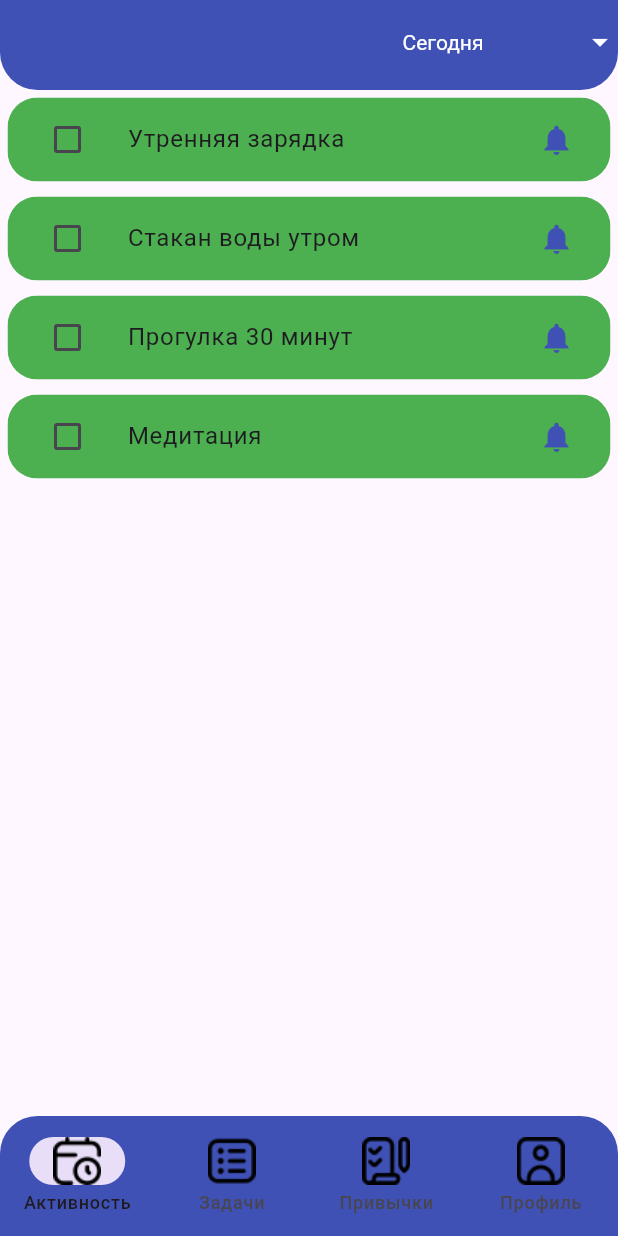
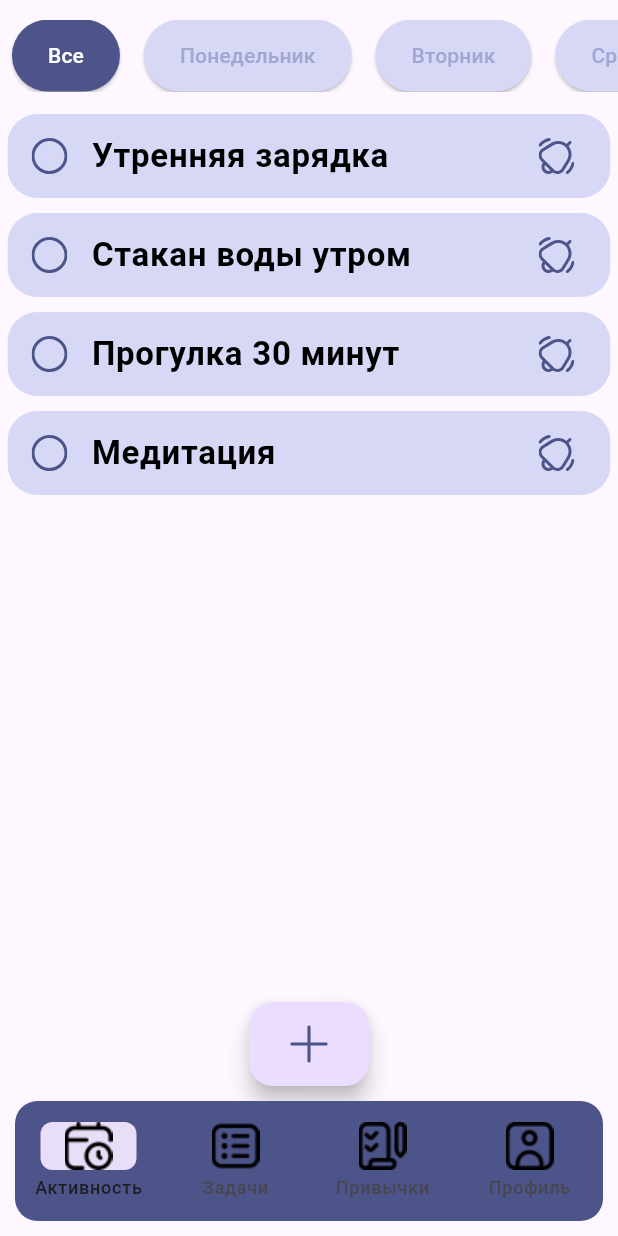
Before and after one commit to m-i-k-o-r/time-ahead-frontend, a Flutter app: the screen it shows after launch, on a phone screen of 412 x 824 dp. Run offline on Flutter 3.47's test engine with Material 3 defaults, Android fonts, the phone set to English and light mode, and no system bars; our stand-ins replace flutter_svg.

Commit message:
tp-41 feature: update appbar and list on habits screen

```diff
--- /dev/null
+++ b/lib/myApp/app_colors.dart
@@ -0,0 +1,9 @@
+import 'package:flutter/material.dart';
+
+class AppColors {
+ static const Color green = Color(0xff81B39A);
+ static const Color orange = Color(0xffDF7A5E);
+ static const Color white = Color(0xffD6D8F5);
+ static const Color blueWhite = Color(0xffA1A7D3);
+ static const Color darkBlue = Color(0xff4C548A);
+}
--- a/lib/myApp/habbits/habits_list.dart
+++ b/lib/myApp/habbits/habits_list.dart
@@ -1,10 +1,12 @@
 import 'package:flutter/material.dart';
-import '../widgetos.dart';
+import 'package:flutter_svg/flutter_svg.dart';
+import '../app_colors.dart';
+import '../widgets.dart';
 
 class Habit {
-  final String name; // Название привычки
-  bool isChecked; // Состояние чекбокса
-  final bool hasNotification; // Имеет ли привычка уведомление
+  final String name;
+  bool isChecked;
+  final bool hasNotification;
 
   Habit({
     required this.name,
@@ -19,9 +21,8 @@ class HabitTrackerScreen extends StatefulWidget {
 }
 
 class _HabitTrackerScreenState extends State<HabitTrackerScreen> {
-  int _selectedIndex = 0; // Начальный индекс для IndexedStack
+  int _selectedIndex = 0;
 
-  // Список привычек
   List<Habit> habits = [
     Habit(name: 'Утренняя зарядка'),
     Habit(name: 'Стакан воды утром'),
@@ -29,66 +30,126 @@ class _HabitTrackerScreenState extends State<HabitTrackerScreen> {
     Habit(name: 'Медитация'),
   ];
 
+  List<Habit> _getSortedHabits() {
+    List<Habit> sortedHabits = List.from(habits);
+    sortedHabits.sort((a, b) {
+      int aValue = a.isChecked ? 1 : 0;
+      int bValue = b.isChecked ? 1 : 0;
+
+      return aValue.compareTo(bValue);
+    });
+    return sortedHabits;
+  }
+
   @override
   Widget build(BuildContext context) {
     return Scaffold(
-      appBar: CustomAppBar(), // Используем CustomAppBar
-      body: IndexedStack(
-        index: _selectedIndex, // Используем _selectedIndex для переключения окон
+      appBar: AppBar(
+        bottom: PreferredSize(
+          preferredSize: Size.fromHeight(5.0),
+          child: DaySlider(),
+        ),
+      ),
+      body: Padding(
+        padding: const EdgeInsets.only(top: 10.0),
+        child: IndexedStack(
+          index: _selectedIndex,
           children: [
-          // Первый экран с привычками
             ListView.builder(
-            itemCount: habits.length,
+              itemCount: _getSortedHabits().length,
               itemBuilder: (context, index) {
-              Habit habit = habits[index];
-              return Padding(
-                padding: EdgeInsets.all(5.0), // Отступы для овальной формы
-                child: ClipRRect(
-                  borderRadius: BorderRadius.circular(20), // Овальные границы
-                  child: Container(
-                    color: Colors.green, // Цвет фона
-                    child: ListTile(
-                      leading: Checkbox(
-                        value: habit.isChecked,
-                        onChanged: (bool? value) {
+                Habit habit = _getSortedHabits()[index];
+
+                bool shouldInsertDivider = (index > 0 && !_getSortedHabits()[index - 1].isChecked && habit.isChecked);
+
+                if (shouldInsertDivider) {
+                  return Column(
+                    children: [
+                      SvgPicture.asset(
+                        'assets/icons/divider.svg', // Ваш SVG файл
+                        height: 20, // Примерный размер
+                      ),
+                      _buildHabitListTile(habit),
+                    ],
+                  );
+                } else {
+                  return _buildHabitListTile(habit);
+                }
+              },
+            ),
+          ],
+        ),
+      ),
+      bottomNavigationBar: Column(
+        mainAxisSize: MainAxisSize.min,
+        children: [
+          SizedBox(
+            width: 80, // Увеличьте ширину, чтобы сделать кнопку шире
+            child: FloatingActionButton(
+              onPressed: () {
+                // Действие при нажатии
+              },
+              child: SvgPicture.asset(
+                'assets/icons/add.svg', // Ваша SVG-иконка
+              ),
+            ),
+          ),
+          SizedBox(height: 10),
+          CustomNavigationBar(
+            selectedIndex: _selectedIndex,
+            onItemTapped: (int index) {
               setState(() {
-                            habit.isChecked = value ?? false; // Обновляет состояние чекбокса
+                _selectedIndex = index;
               });
             },
+          ),
+        ],
+      ),
+
+    );
+  }
+
+  Widget _buildHabitListTile(Habit habit) {
+    return Padding(
+      padding: const EdgeInsets.all(5.0),
+      child: ClipRRect(
+        borderRadius: BorderRadius.circular(20),
+        child: Container(
+          color: AppColors.white,
+          child: ListTile(
+            leading: GestureDetector(
+              onTap: () {
+                setState(() {
+                  habit.isChecked = !habit.isChecked;
+                });
+              },
+              child: SvgPicture.asset(
+                habit.isChecked
+                    ? 'assets/icons/check-circle.svg'
+                    : 'assets/icons/circle.svg',
+                width: 24,
+                height: 24,
+              ),
             ),
             title: Text(
               habit.name,
               style: TextStyle(
-                          decoration: habit.isChecked
-                              ? TextDecoration.lineThrough // Зачеркивание текста при отметке
-                              : TextDecoration.none,
+                fontSize: 22,
+                fontWeight: habit.isChecked ? FontWeight.normal : FontWeight.bold,
+                decoration: habit.isChecked ? TextDecoration.lineThrough : TextDecoration.none,
+                color: habit.isChecked ? AppColors.blueWhite.withOpacity(0.9) : Colors.black,
               ),
             ),
-                      trailing: Icon(
+            trailing: SvgPicture.asset(
               habit.hasNotification
-                            ? Icons.notifications // Значок уведомления
-                            : Icons.notifications_off,
-                        color: Colors.indigo, // Цвет значка
+                  ? 'assets/icons/notification-true.svg'
+                  : 'assets/icons/notification-false.svg',
+              width: 24,
+              height: 24,
             ),
           ),
         ),
       ),
     );
-            },
-          ),
-          Center(child: Text('Второй экран')), // Экран 1
-          Center(child: Text('Третий экран')), // Экран 2
-          Center(child: Text('Четвертый экран')), // Экран 3
-        ],
-      ),
-      bottomNavigationBar: CustomNavigationBar(
-        selectedIndex: _selectedIndex, // Передаем текущий индекс
-        onItemTapped: (int index) {
-          setState(() {
-            _selectedIndex = index; // Обновляет _selectedIndex
-          });
-        },
-      ),
-    );
   }
 }
--- a/lib/myApp/widgetos.dart
+++ /dev/null
@@ -1,95 +0,0 @@
-import 'package:flutter/material.dart';
-
-class CustomAppBar extends StatefulWidget implements PreferredSizeWidget {
-  CustomAppBar();
-
-  @override
-  _CustomAppBarState createState() => _CustomAppBarState();
-
-  @override
-  Size get preferredSize => Size.fromHeight(60); // Размер AppBar
-}
-
-class _CustomAppBarState extends State<CustomAppBar> {
-  // Устанавливаем начальное значение на одно из существующих значений
-  String _selectedDay = 'Сегодня';
-
-  @override
-  Widget build(BuildContext context) {
-    return ClipRRect(
-      borderRadius: BorderRadius.only(
-        bottomLeft: Radius.circular(25),
-        bottomRight: Radius.circular(25),
-      ),
-      child: AppBar(
-        backgroundColor: Colors.indigo,
-        elevation: 0,
-        actions: [
-          DropdownButtonHideUnderline(
-            child: DropdownButton<String>(
-              value: _selectedDay, // Начальное значение
-              icon: Icon(Icons.arrow_drop_down, color: Colors.white),
-              dropdownColor: Colors.indigo,
-              style: TextStyle(color: Colors.white),
-              borderRadius: BorderRadius.circular(10),
-              onChanged: (String? newValue) {
-                setState(() {
-                  _selectedDay = newValue!;
-                });
-              },
-              items: ['Сегодня', 'Вчера', 'Последние 7 дней']
-                  .map((value) => DropdownMenuItem(
-                value: value,
-                child: Text(value),
-              ))
-                  .toList(),
-            ),
-          ),
-        ],
-      ),
-    );
-  }
-}
-
-class CustomNavigationBar extends StatelessWidget {
-  final int selectedIndex; // Передается из родительского виджета
-  final Function(int) onItemTapped; // Функция обратного вызова
-
-  CustomNavigationBar({
-    required this.selectedIndex, // Получаем текущий индекс
-    required this.onItemTapped, // Получаем функцию обратного вызова
-  });
-
-  @override
-  Widget build(BuildContext context) {
-    return ClipRRect(
-      borderRadius: BorderRadius.only(
-        topLeft: Radius.circular(25), // Скругление верхнего левого угла
-        topRight: Radius.circular(25), // Скругление верхнего правого угла
-      ),
-      child: NavigationBar(
-        backgroundColor: Colors.indigo,
-        selectedIndex: selectedIndex, // Используем для выделения активного элемента
-        onDestinationSelected: onItemTapped, // Привязка к функции обратного вызова
-        destinations: [
-          NavigationDestination(
-            label: 'Активность',
-            icon: Image.asset('assets/icons/activity.png'), // Пример иконки
-          ),
-          NavigationDestination(
-            label: 'Задачи',
-            icon: Image.asset('assets/icons/to-do.png'), // Пример иконки
-          ),
-          NavigationDestination(
-            label: 'Привычки',
-            icon: Image.asset('assets/icons/habit.png'),
-          ),
-          NavigationDestination(
-            label: 'Профиль',
-            icon: Image.asset('assets/icons/profile.png'),
-          )
-        ],
-      ),
-    );
-  }
-}
--- /dev/null
+++ b/lib/myApp/widgets.dart
@@ -0,0 +1,197 @@
+import 'package:first_flutter_app/myApp/app_colors.dart';
+import 'package:flutter/material.dart';
+import 'package:flutter_svg/flutter_svg.dart';
+
+class CustomAppBar extends StatefulWidget implements PreferredSizeWidget {
+  CustomAppBar();
+
+  @override
+  _CustomAppBarState createState() => _CustomAppBarState();
+
+  @override
+  Size get preferredSize => Size.fromHeight(50); // Размер AppBar
+}
+
+class _CustomAppBarState extends State<CustomAppBar> {
+  // Устанавливаем начальное значение на одно из существующих значений
+  String _selectedDay = 'Сегодня';
+
+  @override
+  Widget build(BuildContext context) {
+    return Padding(
+      padding: const EdgeInsets.all(10.0),
+      child: ClipRRect(
+        borderRadius: BorderRadius.all(Radius.circular(15)),
+        child: AppBar(
+          backgroundColor: AppColors.blueWhite,
+          elevation: 0,
+          actions: [
+            DropdownButtonHideUnderline(
+              child: Center(
+                child: DropdownButton<String>(
+                  value: _selectedDay, // Начальное значение
+                  icon: Icon(Icons.arrow_drop_down, color: Colors.white),
+                  dropdownColor: Colors.indigo,
+                  style: TextStyle(color: Colors.white),
+                  borderRadius: BorderRadius.circular(10),
+                  onChanged: (String? newValue) {
+                    setState(() {
+                      _selectedDay = newValue!;
+                    });
+                  },
+                  items: ['Сегодня', 'Вчера', 'Последние 7 дней']
+                      .map((value) => DropdownMenuItem(
+                    value: value,
+                    child: Text(value),
+                  ))
+                      .toList(),
+                ),
+              ),
+            ),
+          ],
+        ),
+      ),
+    );
+  }
+}
+
+class CustomNavigationBar extends StatelessWidget {
+  final int selectedIndex; // Передается из родительского виджета
+  final Function(int) onItemTapped; // Функция обратного вызова
+
+  CustomNavigationBar({
+    required this.selectedIndex, // Получаем текущий индекс
+    required this.onItemTapped, // Получаем функцию обратного вызова
+  });
+
+  @override
+  Widget build(BuildContext context) {
+    return Padding(
+      padding: const EdgeInsets.fromLTRB(10.0, 0.0, 10.0, 10.0),
+      child: ClipRRect(
+        borderRadius: BorderRadius.all(Radius.circular(15) // Скругление верхнего правого угла
+        ),
+        child: NavigationBar(
+          backgroundColor: AppColors.darkBlue,
+          selectedIndex: selectedIndex, // Используем для выделения активного элемента
+          onDestinationSelected: onItemTapped, // Привязка к функции обратного вызова
+          destinations: [
+            NavigationDestination(
+              label: 'Активность',
+              icon: Image.asset('assets/icons/activity.png'), // Пример иконки
+            ),
+            NavigationDestination(
+              label: 'Задачи',
+              icon: Image.asset('assets/icons/to-do.png'), // Пример иконки
+            ),
+            NavigationDestination(
+              label: 'Привычки',
+              icon: Image.asset('assets/icons/habit.png'),
+            ),
+            NavigationDestination(
+              label: 'Профиль',
+              icon: Image.asset('assets/icons/profile.png'),
+            )
+          ],
+          indicatorShape: RoundedRectangleBorder(
+            borderRadius: BorderRadius.all(Radius.circular(8))
+          ),
+        ),
+      ),
+    );
+  }
+}
+
+class DaySlider extends StatefulWidget {
+  @override
+  _DaySliderState createState() => _DaySliderState();
+}
+
+class _DaySliderState extends State<DaySlider> {
+  final List<String> daysOfWeek = [
+    'Все',
+    'Понедельник',
+    'Вторник',
+    'Среда',
+    'Четверг',
+    'Пятница',
+    'Суббота',
+    'Воскресенье'
+  ];
+
+  int _selectedIndex = 0; // Индекс выбранного дня недели
+
+  @override
+  Widget build(BuildContext context) {
+    return Container(
+      height: 48.0,
+      child: ListView.builder(
+        scrollDirection: Axis.horizontal,
+        itemCount: daysOfWeek.length,
+        itemBuilder: (context, index) {
+          return Padding(
+            padding: EdgeInsets.symmetric(horizontal: 8.0),
+            child: ElevatedButton(
+              onPressed: () {
+                setState(() {
+                  _selectedIndex = index; // Обновляем выбранный индекс
+                });
+              },
+              style: ElevatedButton.styleFrom(
+                backgroundColor: _selectedIndex == index
+                    ? AppColors.darkBlue
+                    : AppColors.white, // Изменяем цвет в зависимости от выбранного индекса
+              ),
+              child: Text(
+                daysOfWeek[index],
+                style: TextStyle(
+                  color: _selectedIndex == index
+                      ? Colors.white
+                      : AppColors.blueWhite,
+                ),
+              ),
+            ),
+          );
+        },
+      ),
+    );
+  }
+}
+
+
+/*class FloatingActionButtonContainer extends StatelessWidget {
+  final Widget child;
+
+  FloatingActionButtonContainer({required this.child});
+
+  @override
+  Widget build(BuildContext context) {
+    return Container(
+      height: 80.0,
+      alignment: Alignment.topCenter,
+      child: child,
+    );
+  }
+}*/
+
+class SvgDivider extends StatelessWidget {
+  final String svgPath = "assets/icons/divider.svg";
+  final double padding; // Параметр отступа вокруг разделителя
+
+  SvgDivider({required svgPath, this.padding = 16.0}); // Конструктор
+
+  @override
+  Widget build(BuildContext context) {
+    return Container(
+      padding: EdgeInsets.symmetric(vertical: padding), // Отступы сверху и снизу
+      child: Center(
+        child: SvgPicture.asset(
+          svgPath, // Путь к вашей SVG-иконке
+          width: 24, // Ширина иконки
+          height: 24, // Высота иконки
+          colorFilter: ColorFilter.mode(Colors.grey, BlendMode.srcIn), // Цвет иконки
+        ),
+      ),
+    );
+  }
+}
--- a/pubspec.yaml
+++ b/pubspec.yaml
@@ -12,6 +12,7 @@ dependencies:
     sdk: flutter
 
   cupertino_icons: ^1.0.6
+  flutter_svg: ^2.0.10+1
 
 dev_dependencies:
   flutter_test:
```
Also changed, not shown: assets/icons/add.svg (added), assets/icons/check-circle.svg (added), assets/icons/circle.svg (added), assets/icons/divider.svg (added), assets/icons/notification-false.svg (added), assets/icons/notification-true.svg (added), pubspec.lock. Lines whose indentation alone changed are shown as unchanged.
